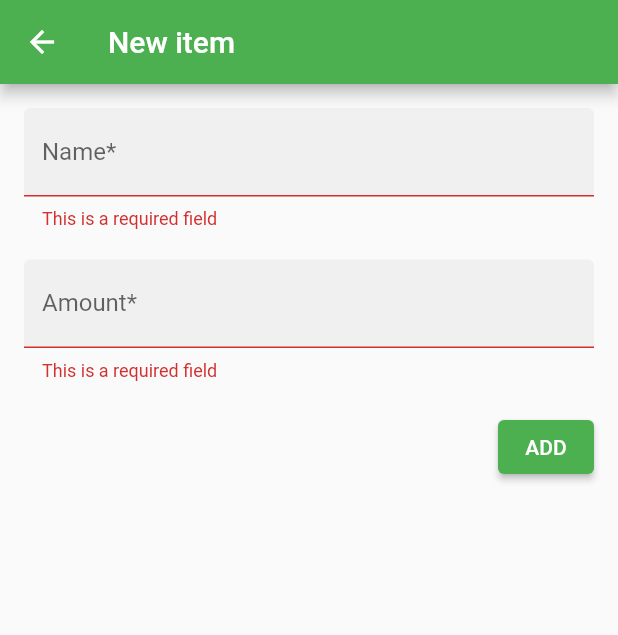
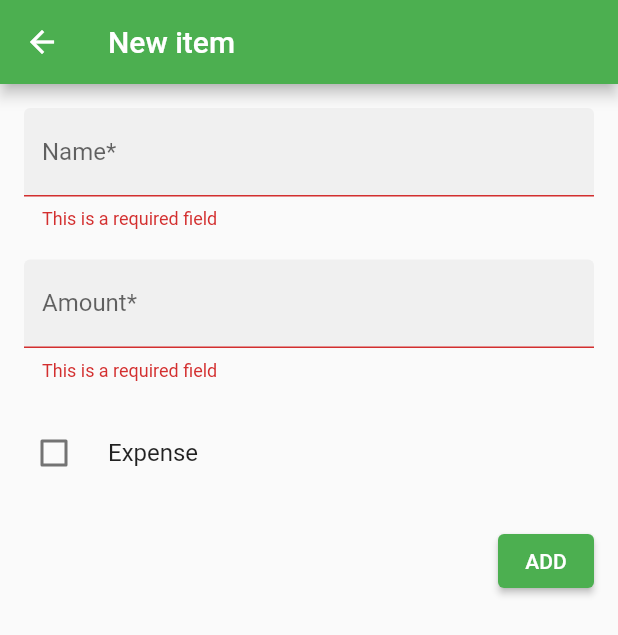
Before and after one commit to 2zqa/money_manager_flutter, a Flutter app: the NewBalanceItemRoute screen opened directly, after a tap on "ADD", on a phone screen of 412 x 824 dp. Shown: the top 635 px of the screen. Run offline on Flutter 3.47's test engine with Material 2 defaults, Android fonts, the phone set to English and light mode, and no system bars; generated files the repository leaves out were written again.

Commit message:
Add expense checkbox, update new_balance_item

```diff
--- a/lib/l10n/app_en.arb
+++ b/lib/l10n/app_en.arb
@@ -23,6 +23,10 @@
   "@balanceItemAmount": {
     "description": "The label for the amount of money the balance item costs or is worth"
   },
+  "isExpense": "Expense",
+  "@isExpense": {
+    "description": "Checkbox label for whether the item is an expense"
+  },
   "addBalanceItem": "ADD",
   "@addBalanceItem": {
     "description": "Button label for adding the balance item to the overview"
--- a/lib/l10n/app_nl.arb
+++ b/lib/l10n/app_nl.arb
@@ -5,7 +5,9 @@
   "newBalanceItemTitle": "Nieuw item",
   "balanceItemName": "Naam",
   "balanceItemAmount": "Hoeveelheid",
+  "isExpense": "Uitgave",
   "addBalanceItem": "VOEG TOE",
+  "expenseItemNamePlaceholder": "e.g. Spotify",
   "incomeItemNamePlaceholder": "Salaris",
   "requiredFieldError": "Dit is een vereist veld",
   "balanceItemAmountError": "Vul alsjeblieft een geldige hoeveelheid geld in"
--- a/lib/pages/new_balance_item.dart
+++ b/lib/pages/new_balance_item.dart
@@ -10,6 +10,8 @@ class NewBalanceItemForm extends StatefulWidget {
 }
 
 class NewBalanceItemFormState extends State<NewBalanceItemForm> {
+  bool _isExpense = false;
+
   final _formKey = GlobalKey<FormState>();
 
   String _getCurrency(String locale) =>
@@ -17,8 +19,10 @@ class NewBalanceItemFormState extends State<NewBalanceItemForm> {
 
   @override
   Widget build(BuildContext context) {
-    AppLocalizations? al = AppLocalizations.of(context);
-    String languageTag = Localizations.localeOf(context).toLanguageTag();
+    final AppLocalizations? al = AppLocalizations.of(context);
+    final String languageTag = Localizations.localeOf(context).toLanguageTag();
+    final formatter =
+        NumberFormat.currency(decimalDigits: 2, locale: languageTag);
     NumberFormat placeholderFormatter = NumberFormat("#,##0.00", languageTag);
     // Use wrap so spacing is available
     return Form(
@@ -45,17 +49,14 @@ class NewBalanceItemFormState extends State<NewBalanceItemForm> {
           // Amount
           TextFormField(
             validator: (value) {
-
               // Null check
               if (value == null || value.isEmpty) {
                 return al.requiredFieldError;
               }
 
               // Parse check
-              NumberFormat formatter =
-                  NumberFormat.currency(decimalDigits: 2, locale: languageTag);
               try {
-                print(formatter.parse(value));
+                formatter.parse(value);
               } on FormatException {
                 return al.balanceItemAmountError;
               }
@@ -72,6 +73,20 @@ class NewBalanceItemFormState extends State<NewBalanceItemForm> {
               suffixText:
                   _getCurrency(Localizations.localeOf(context).toLanguageTag()),
             ),
+          ),
+          CheckboxListTile(
+            contentPadding: EdgeInsets.all(0),
+            title: Text(AppLocalizations.of(context)!.isExpense),
+            controlAffinity: ListTileControlAffinity.leading,
+            value: _isExpense,
+            onChanged: (newValue) {
+              if (newValue != null) {
+                // TODO: check of bool? == bool
+                setState(() {
+                  _isExpense = newValue;
+                });
+              }
+            },
           ),
           Align(
             alignment: Alignment.centerRight,
@@ -96,6 +111,8 @@ class NewBalanceItemRoute extends StatelessWidget {
   Widget build(BuildContext context) {
     return Scaffold(
       appBar: AppBar(
+        // Statusbar fix: https://stackoverflow.com/questions/66511420/why-my-status-bar-icons-are-black-and-why-cant-i-change-it-after-flutter-2-0
+        brightness: Brightness.dark,
         title: Text(AppLocalizations.of(context)!.newBalanceItemTitle),
       ),
       body: Padding(
```
